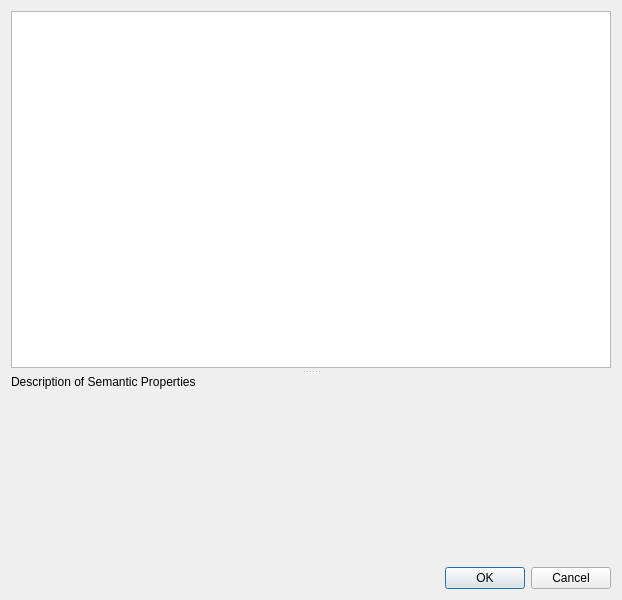
Above: src/Form_Files/AddSemantics.ui from Sigil-Ebook/Sigil before the change. Below: the same form after it.
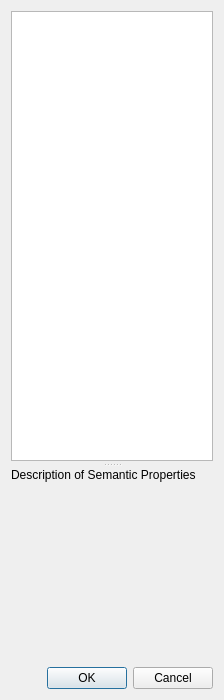
That is the form after the change.

Commit message: Change min size for AddSemantics window to make it more like a column

Diff of the .ui file:
```diff
--- a/src/Form_Files/AddSemantics.ui
+++ b/src/Form_Files/AddSemantics.ui
@@ -6,8 +6,8 @@
    <rect>
     <x>0</x>
     <y>0</y>
-    <width>300</width>
-    <height>600</height>
+    <width>224</width>
+    <height>700</height>
    </rect>
   </property>
   <property name="windowTitle">
@@ -26,6 +26,12 @@
       <bool>false</bool>
      </property>
      <widget class="QListWidget" name="lwProperties">
+      <property name="minimumSize">
+       <size>
+        <width>200</width>
+        <height>450</height>
+       </size>
+      </property>
       <property name="selectionMode">
        <enum>QAbstractItemView::ExtendedSelection</enum>
       </property>
@@ -42,8 +48,8 @@
       </property>
       <property name="minimumSize">
        <size>
-        <width>600</width>
-        <height>100</height>
+        <width>200</width>
+        <height>150</height>
        </size>
       </property>
       <property name="text">
```
